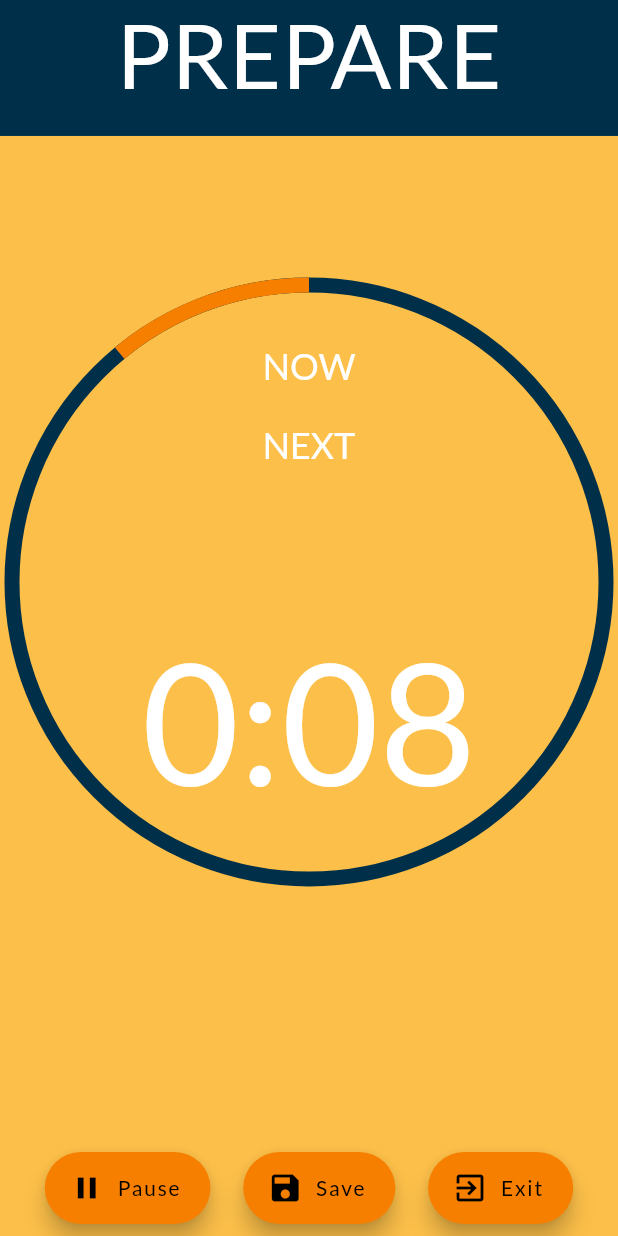
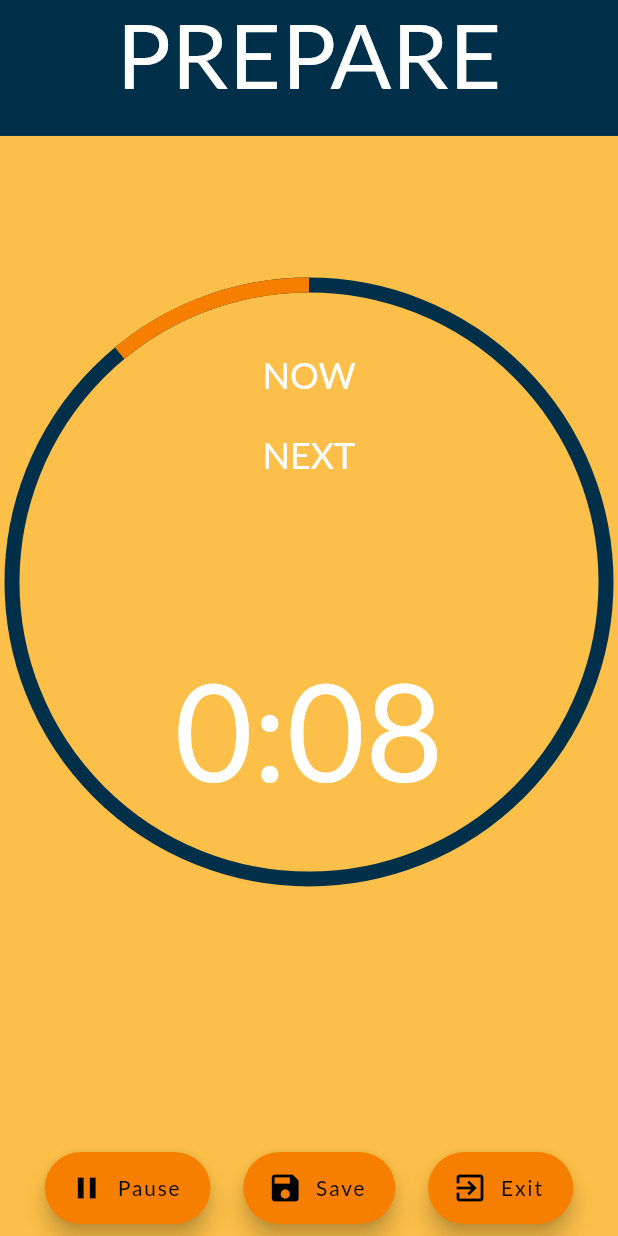
Before and after one commit to martinjedwabny/protalyze, a Flutter app: the CountDownPage screen opened directly with empty values, after a tap on "Play", on a phone screen of 412 x 824 dp. Run offline on Flutter 3.47's test engine with Material 2 defaults, Android fonts, the light colour scheme and no system bars; our stand-ins replace cloud_firestore, firebase_auth, just_audio; missing offline and left inert: cloud_firestore_web, firebase_auth_web, firebase_core_web; accounts and stored records are empty; statements that could not run were skipped.

Commit message:
Finished first version of the timer

```diff
--- a/lib/generated_plugin_registrant.dart
+++ b/lib/generated_plugin_registrant.dart
@@ -8,7 +8,7 @@ import 'dart:ui';
 import 'package:cloud_firestore_web/cloud_firestore_web.dart';
 import 'package:firebase_auth_web/firebase_auth_web.dart';
 import 'package:firebase_core_web/firebase_core_web.dart';
-import 'package:soundpool_web/soundpool_web.dart';
+import 'package:just_audio/just_audio_web.dart';
 
 import 'package:flutter_web_plugins/flutter_web_plugins.dart';
 
@@ -17,6 +17,6 @@ void registerPlugins(PluginRegistry registry) {
   FirestoreWeb.registerWith(registry.registrarFor(FirestoreWeb));
   FirebaseAuthWeb.registerWith(registry.registrarFor(FirebaseAuthWeb));
   FirebaseCoreWeb.registerWith(registry.registrarFor(FirebaseCoreWeb));
-  SoundpoolPlugin.registerWith(registry.registrarFor(SoundpoolPlugin));
+  JustAudioPlugin.registerWith(registry.registrarFor(JustAudioPlugin));
   registry.registerMessageHandler();
 }
--- a/lib/pages/CountdownPage.dart
+++ b/lib/pages/CountdownPage.dart
@@ -3,15 +3,14 @@ import 'package:Protalyze/domain/ExerciseBlock.dart';
 import 'package:Protalyze/domain/PastWorkout.dart';
 import 'package:Protalyze/domain/Workout.dart';
 import 'package:Protalyze/persistance/PastWorkoutDataManager.dart';
-import 'package:Protalyze/widgets/SingleMessageAlertDialog.dart';
 import 'package:flutter/material.dart';
-import 'package:flutter/services.dart';
 import 'dart:math' as math;
-import 'package:soundpool/soundpool.dart';
+
+import 'package:just_audio/just_audio.dart';
 
 class CountDownPage extends StatefulWidget {
   final Workout workout;
-  CountDownPage(this.workout);
+  CountDownPage(Workout original) : workout = Workout.copy(original);
   @override
   _CountDownPageState createState() => _CountDownPageState();
 }
@@ -24,8 +23,6 @@ enum CountdownStatus {
 }
 
 class _CountDownPageState extends State<CountDownPage> with TickerProviderStateMixin {
-
-  Soundpool pool = Soundpool(streamType: StreamType.notification);
   int soundId;
   AnimationController controller;
   int remainingSeconds = 10000000;
@@ -33,6 +30,7 @@ class _CountDownPageState extends State<CountDownPage> with TickerProviderStateM
   ExerciseBlock currentExercise;
   ExerciseBlock nextExercise;
   CountdownStatus status = CountdownStatus.PREPARE;
+  final player = AudioPlayer();
 
   String get timerString {
     Duration duration = controller.duration * controller.value;
@@ -140,32 +138,33 @@ class _CountDownPageState extends State<CountDownPage> with TickerProviderStateM
   @override
   void initState() {
     super.initState();
+    player.setUrl('https://bigsoundbank.com/UPLOAD/mp3/1616.mp3');
     this.exercises = this.widget.workout.exercises;
     this.currentExercise = this.exercises.length > 0 ? this.exercises[0] : null;
     this.nextExercise = this.exercises.length > 1 ? this.exercises[1] : null;
-    rootBundle.load("beep.m4a").then((ByteData soundData) {
-      pool.load(soundData).then((value) {
-        soundId = value;
-      });
-    });
     controller = AnimationController(
       vsync: this,
       duration: Duration(seconds: 10),
-      value: 0.0
+      value: 1.0
     );
     controller.addListener(() {
       int secs = (controller.duration * controller.value).inSeconds;
       if (secs != remainingSeconds) {
         remainingSeconds = secs;
-        if (secs <= 2) {
-          this.pool.play(soundId);
+        if (secs == 5 || secs == 0) {
+          playBeepSound();
         }
         if (secs == 0) {
-          print('call');
           updateExerciseList();
         }
       }
     });
+  }
+
+  void playBeepSound(){
+    player.seek(Duration(seconds: 0));
+    player.play();
+    // SystemSound.play(SystemSoundType.click);
   }
 
   @override
@@ -221,14 +220,14 @@ class _CountDownPageState extends State<CountDownPage> with TickerProviderStateM
                                     crossAxisAlignment: CrossAxisAlignment.center,
                                     children: <Widget>[
                                       Container(
-                                        padding: EdgeInsets.only(left: 80, right: 80),
+                                        padding: EdgeInsets.only(left: 70, right: 70),
                                       child:
                                       Column(children: exercisesTexts,),
                                       ),
                                       Text(
                                         timerString,
                                         style: TextStyle(
-                                            fontSize: 112.0,
+                                            fontSize: 90.0,
                                             color: Colors.white),
                                       ),
                                     ],
@@ -256,6 +255,7 @@ class _CountDownPageState extends State<CountDownPage> with TickerProviderStateM
                                             ? 1.0
                                             : controller.value);
                                   }
+                                  setState((){});
                                 },
                                 icon: Icon(controller.isAnimating
                                     ? Icons.pause
--- a/pubspec.yaml
+++ b/pubspec.yaml
@@ -27,7 +27,7 @@ dependencies:
   cupertino_icons: ^0.1.3
   firebase_auth: ^0.16.1
   cloud_firestore: ^0.13.7
-  soundpool: ^1.1.1
+  just_audio: ^0.2.2
 
 
 
@@ -55,6 +55,8 @@ flutter:
   # To add assets to your application, add an assets section, like this:
   assets:
     - assets/
+    - assets/beep.m4a
+    - assets/beep.mp3
 
   # An image asset can refer to one or more resolution-specific "variants", see
   # https://flutter.dev/assets-and-images/#resolution-aware.
```
Also changed, not shown: lib/pages/PastWorkoutSelectionPage.dart (+5 -7 lines), pubspec.lock, 1 other file.
